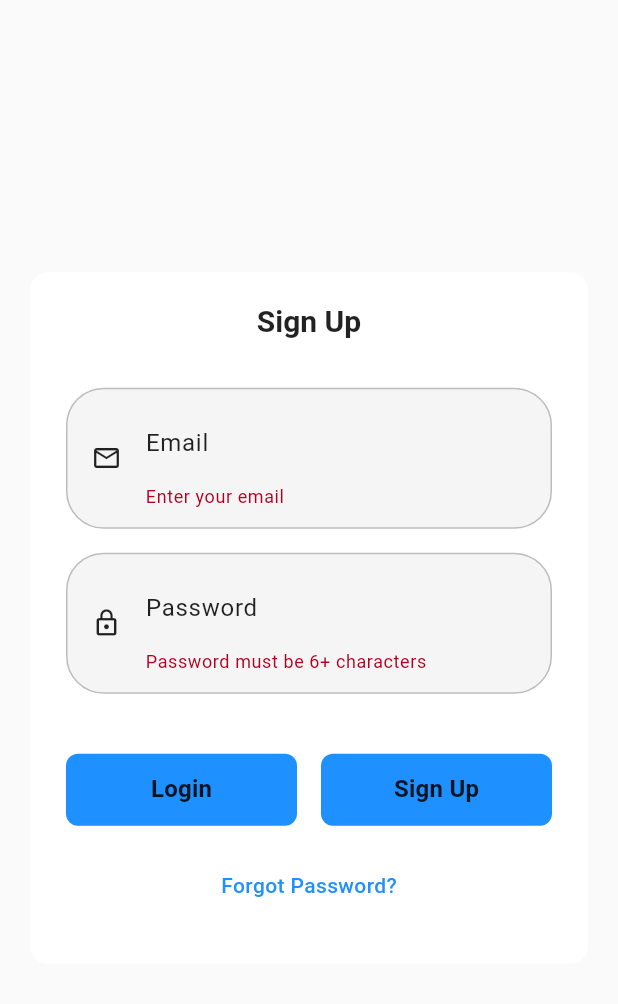
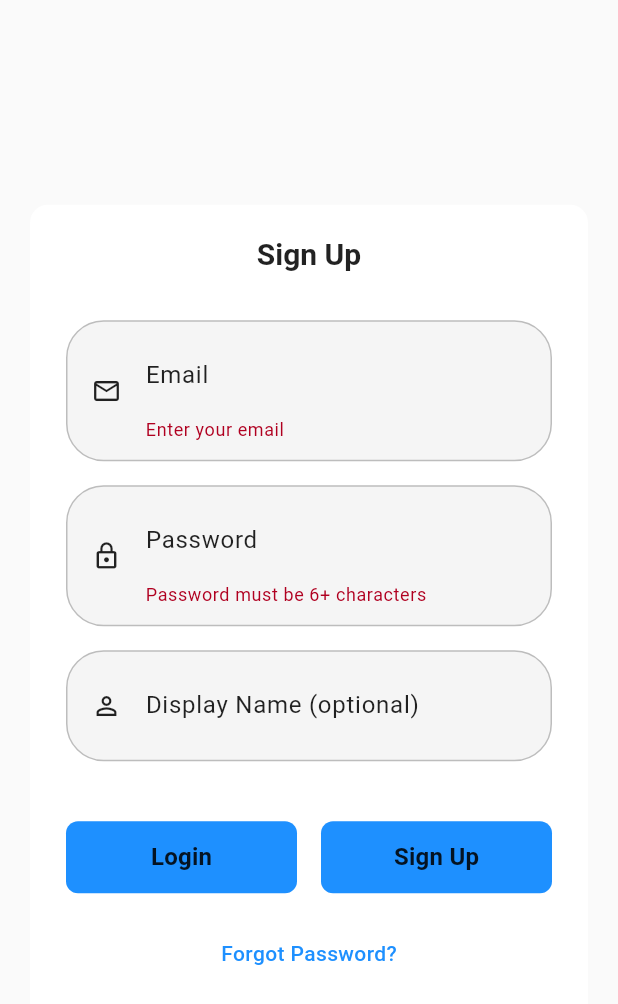
Before and after one commit to Anonymousbeliever/expense_tracker, a Flutter app: the screen it shows after launch, after a tap on "Login", after a tap on "Sign Up", on a phone screen of 412 x 824 dp. Shown: the top 1004 px of the screen. Run offline on Flutter 3.47's test engine with Material 3 defaults, Android fonts, the phone set to English and light mode, and no system bars; our stand-ins replace fl_chart, permission_handler, shared_preferences; missing offline and left inert: dart:html; accounts and stored records are empty.

```diff
--- a/lib/app.dart
+++ b/lib/app.dart
@@ -1,6 +1,7 @@
 import 'package:flutter/material.dart';
 import 'package:provider/provider.dart';
 import 'package:expense_tracker/data/data.dart';
+import 'package:expense_tracker/repositories/expense_repository.dart';
 import 'app_view.dart';
 
 class MyApp extends StatelessWidget {
@@ -11,7 +12,19 @@ class MyApp extends StatelessWidget {
     return MultiProvider(
       providers: [
         ChangeNotifierProvider(create: (context) => ThemeProvider()),
-        ChangeNotifierProvider(create: (context) => ExpensesProvider()),
+        ChangeNotifierProvider(
+          create: (context) {
+            final authService = AuthService();
+            return authService;
+          },
+        ),
+        ChangeNotifierProxyProvider<AuthService, ExpensesProvider>(
+          create: (context) => ExpensesProvider(),
+          update: (context, auth, previous) => previous ?? ExpensesProvider(),
+        ),
+        Provider<ExpenseRepository>(
+          create: (context) => LocalExpenseRepository(),
+        ),
       ],
       child: const MyAppView(),
     );
--- a/lib/main.dart
+++ b/lib/main.dart
@@ -1,6 +1,8 @@
 import 'package:flutter/material.dart';
 import 'app.dart';
 
-void main() {
+void main() async {
+  WidgetsFlutterBinding.ensureInitialized();
+
   runApp(const MyApp());
 }
--- a/lib/repositories/repositories.dart
+++ b/lib/repositories/repositories.dart
@@ -1,4 +1,3 @@
 // Repositories barrel export
 export 'expense_repository.dart';
 export 'user_repository.dart';
-export 'firebase_expense_repository.dart';
--- a/lib/screens/auth/views/auth_wrapper.dart
+++ b/lib/screens/auth/views/auth_wrapper.dart
@@ -1,4 +1,5 @@
 import 'package:flutter/material.dart';
+import 'package:provider/provider.dart';
 import 'package:expense_tracker/data/auth_service.dart';
 import 'package:expense_tracker/models/user.dart';
 import 'package:expense_tracker/screens/home/home.dart';
@@ -9,10 +10,18 @@ class AuthWrapper extends StatelessWidget {
 
   @override
   Widget build(BuildContext context) {
+    return Consumer<AuthService>(
+      builder: (context, authService, child) {
         return StreamBuilder<User?>(
-      stream: AuthService().authStateChanges,
+          stream: authService.authStateChanges,
           builder: (context, snapshot) {
-        if (snapshot.connectionState == ConnectionState.waiting) {
+            // Handle stream errors
+            if (snapshot.hasError) {
+              debugPrint('Auth stream error: ${snapshot.error}');
+              return const LoginScreen();
+            }
+
+            if (snapshot.connectionState == ConnectionState.waiting || authService.isLoading) {
               return Scaffold(
                 backgroundColor: Theme.of(context).colorScheme.surface,
                 body: Center(
@@ -35,6 +44,11 @@ class AuthWrapper extends StatelessWidget {
                       CircularProgressIndicator(
                         color: Theme.of(context).colorScheme.primary,
                       ),
+                      const SizedBox(height: 16),
+                      Text(
+                        'Loading...',
+                        style: Theme.of(context).textTheme.bodyMedium,
+                      ),
                     ],
                   ),
                 ),
@@ -48,5 +62,7 @@ class AuthWrapper extends StatelessWidget {
             return const LoginScreen();
           },
         );
+      },
+    );
   }
 }
--- a/lib/screens/auth/views/login_screen.dart
+++ b/lib/screens/auth/views/login_screen.dart
@@ -1,4 +1,5 @@
 import 'package:flutter/material.dart';
+import 'package:provider/provider.dart';
 import 'package:expense_tracker/data/auth_service.dart';
 import 'forgot_password_screen.dart';
 
@@ -13,22 +14,22 @@ class _LoginScreenState extends State<LoginScreen> {
   final _formKey = GlobalKey<FormState>();
   final _emailController = TextEditingController();
   final _passwordController = TextEditingController();
-  final _authService = AuthService();
+  final _displayNameController = TextEditingController();
   bool _isLogin = true;
-  bool _isLoading = false;
 
   Future<void> _submit() async {
     if (!_formKey.currentState!.validate()) return;
-    setState(() => _isLoading = true);
+
+    final authService = Provider.of<AuthService>(context, listen: false);
 
     try {
       if (_isLogin) {
-        await _authService.signInWithEmailAndPassword(
+        await authService.signInWithEmailAndPassword(
           email: _emailController.text.trim(),
           password: _passwordController.text,
         );
       } else {
-        await _authService.createUserWithEmailAndPassword(
+        await authService.createUserWithEmailAndPassword(
           email: _emailController.text.trim(),
           password: _passwordController.text,
         );
@@ -53,13 +54,13 @@ class _LoginScreenState extends State<LoginScreen> {
           ),
         );
       }
-    } finally {
-      if (mounted) setState(() => _isLoading = false);
     }
   }
 
   @override
   Widget build(BuildContext context) {
+    return Consumer<AuthService>(
+      builder: (context, authService, child) {
         return Scaffold(
           backgroundColor: Theme.of(context).colorScheme.background,
           body: SafeArea(
@@ -188,6 +189,49 @@ class _LoginScreenState extends State<LoginScreen> {
                               ),
                             ),
 
+                            // Display Name field (only for signup)
+                            if (!_isLogin)
+                              Container(
+                                margin: const EdgeInsets.only(bottom: 16),
+                                decoration: BoxDecoration(
+                                  color: Theme.of(context).colorScheme.surfaceVariant,
+                                  borderRadius: BorderRadius.circular(25),
+                                  border: Border.all(
+                                    color: Theme.of(context).colorScheme.outline,
+                                    width: 1,
+                                  ),
+                                ),
+                                child: Padding(
+                                  padding: const EdgeInsets.symmetric(horizontal: 16.0, vertical: 12.0),
+                                  child: Row(
+                                    children: [
+                                      Icon(
+                                        Icons.person_outline,
+                                        color: Theme.of(context).colorScheme.onSurfaceVariant,
+                                        size: 20,
+                                      ),
+                                      const SizedBox(width: 12),
+                                      Expanded(
+                                        child: TextFormField(
+                                          controller: _displayNameController,
+                                          style: TextStyle(
+                                            color: Theme.of(context).colorScheme.onSurface,
+                                          ),
+                                          decoration: InputDecoration(
+                                            hintText: 'Display Name (optional)',
+                                            hintStyle: TextStyle(
+                                              color: Theme.of(context).colorScheme.onSurfaceVariant,
+                                            ),
+                                            border: InputBorder.none,
+                                            contentPadding: EdgeInsets.zero,
+                                          ),
+                                        ),
+                                      ),
+                                    ],
+                                  ),
+                                ),
+                              ),
+
                             // Buttons
                             Container(
                               margin: const EdgeInsets.only(top: 24.0),
@@ -197,7 +241,7 @@ class _LoginScreenState extends State<LoginScreen> {
                                     child: Container(
                                       margin: const EdgeInsets.only(right: 8),
                                       child: ElevatedButton(
-                                    onPressed: _isLoading ? null : () {
+                                        onPressed: authService.isLoading ? null : () {
                                           if (!_isLogin) {
                                             setState(() => _isLogin = true);
                                           } else {
@@ -213,7 +257,7 @@ class _LoginScreenState extends State<LoginScreen> {
                                           ),
                                           elevation: 0,
                                         ),
-                                    child: _isLoading && _isLogin
+                                        child: authService.isLoading && _isLogin
                                             ? const SizedBox(
                                                 height: 20,
                                                 width: 20,
@@ -233,7 +277,7 @@ class _LoginScreenState extends State<LoginScreen> {
                                     child: Container(
                                       margin: const EdgeInsets.only(left: 8),
                                       child: ElevatedButton(
-                                    onPressed: _isLoading ? null : () {
+                                        onPressed: authService.isLoading ? null : () {
                                           if (_isLogin) {
                                             setState(() => _isLogin = false);
                                           } else {
@@ -249,7 +293,7 @@ class _LoginScreenState extends State<LoginScreen> {
                                           ),
                                           elevation: 0,
                                         ),
-                                    child: _isLoading && !_isLogin
+                                        child: authService.isLoading && !_isLogin
                                             ? const SizedBox(
                                                 height: 20,
                                                 width: 20,
@@ -301,12 +345,15 @@ class _LoginScreenState extends State<LoginScreen> {
             ),
           ),
         );
+      },
+    );
   }
 
   @override
   void dispose() {
     _emailController.dispose();
     _passwordController.dispose();
+    _displayNameController.dispose();
     super.dispose();
   }
 }
--- a/lib/screens/home/views/main_screen.dart
+++ b/lib/screens/home/views/main_screen.dart
@@ -147,7 +147,7 @@ class MainScreen extends StatelessWidget {
               ),
               SizedBox(height: 10),
               CreditCard(
-                currentBalance: 5194.00 - totalExpenses,
+                currentBalance: 50000.00 - totalExpenses,
                 monthlyBudget: 5194.00,
                 totalSpent: totalExpenses,
                 isActive: true,
--- a/lib/services/services.dart
+++ b/lib/services/services.dart
@@ -1,3 +1,3 @@
 // Services barrel export
 export 'file_export_service.dart';
-export 'file_export_web.dart';
+// Web-specific export is conditionally imported where needed
--- a/lib/widgets/credit_card.dart
+++ b/lib/widgets/credit_card.dart
@@ -76,7 +76,7 @@ class CreditCard extends StatelessWidget {
                 "KSH ${NumberFormat('#,##0.00').format(currentBalance)}",
                 style: const TextStyle(
                   color: Colors.white,
-                  fontSize: 32,
+                  fontSize: 28,
                   fontWeight: FontWeight.bold,
                   letterSpacing: -0.5,
                 ),
```
Also changed, not shown: lib/data/expenses_provider.dart (+178 -9 lines), lib/models/category.dart (+69 -4 lines), lib/models/user.dart (+39 -5 lines), lib/services/file_export_web.dart (+7 -1 lines), pubspec.yaml (+2 -5 lines), firebase.json (deleted), lib/data/firebase_auth_service.dart (deleted), lib/data/firebase_expenses_provider.dart (deleted), lib/firebase_options.dart (deleted), lib/repositories/firebase_expense_repository.dart (deleted), pubspec.lock, 8 other files. Lines whose indentation alone changed are shown as unchanged.
